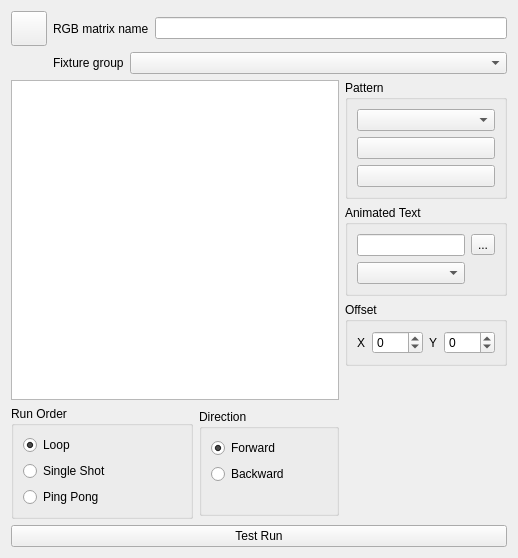
Above: ui/src/rgbmatrixeditor.ui from mcallegari/qlcplus before the change. Below: the same form after it.
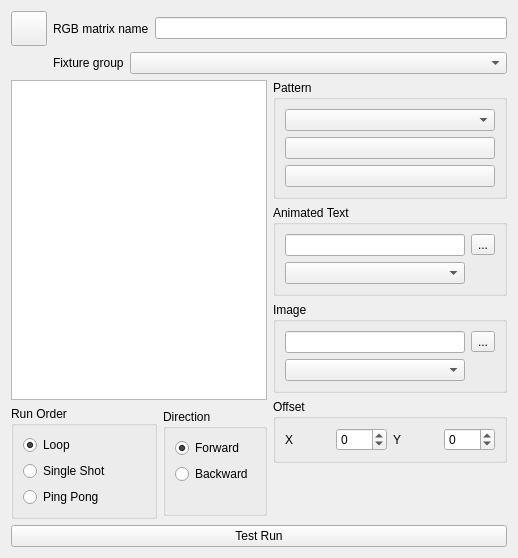
That is the form after the change. Icons and pictures are not drawn.

Commit message: NEW: Load images to RGB Matrix

What changed in the file:
```diff
--- a/ui/src/rgbmatrixeditor.ui
+++ b/ui/src/rgbmatrixeditor.ui
@@ -176,6 +176,38 @@
        </layout>
       </widget>
      </item>
+     <item>
+      <widget class="QGroupBox" name="m_imageGroup">
+       <property name="title">
+        <string>Image</string>
+       </property>
+       <layout class="QGridLayout" name="gridLayout_2">
+        <item row="0" column="0">
+         <widget class="QLineEdit" name="m_imageEdit"/>
+        </item>
+        <item row="0" column="1">
+         <widget class="QToolButton" name="m_imageButton">
+          <property name="text">
+           <string>...</string>
+          </property>
+          <property name="icon">
+           <iconset resource="qlcui.qrc">
+            <normaloff>:/image.png</normaloff>:/image.png</iconset>
+          </property>
+          <property name="iconSize">
+           <size>
+            <width>32</width>
+            <height>32</height>
+           </size>
+          </property>
+         </widget>
+        </item>
+        <item row="1" column="0">
+         <widget class="QComboBox" name="m_imageAnimationCombo"/>
+        </item>
+       </layout>
+      </widget>
+     </item>
      <item>
       <widget class="QGroupBox" name="m_offsetGroup">
        <property name="title">
```
The commit also changes 7 other files.
